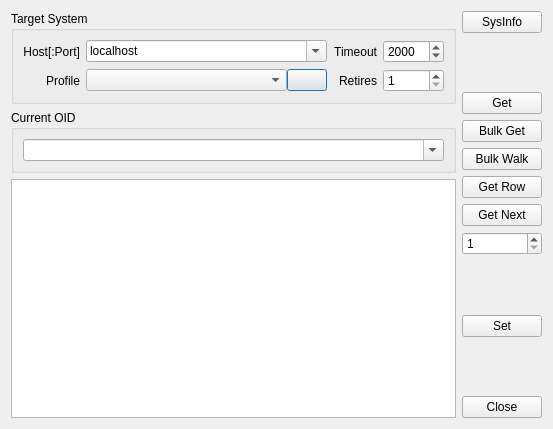
Above: views/snmpw/qMibGetValueDlg.ui from khomchenkovaa/QHostMonitor before the change. Below: the same form after it.
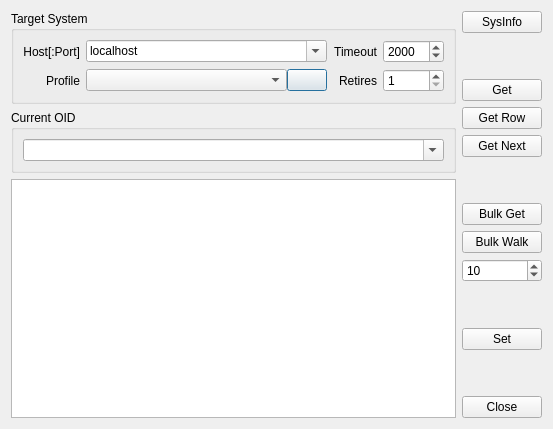
That is the form after the change. Icons and pictures are not drawn.

```diff
--- a/views/snmpw/qMibGetValueDlg.ui
+++ b/views/snmpw/qMibGetValueDlg.ui
@@ -181,20 +181,6 @@
        </property>
       </widget>
      </item>
-     <item>
-      <widget class="QPushButton" name="btnBulkGet">
-       <property name="text">
-        <string>Bulk Get</string>
-       </property>
-      </widget>
-     </item>
-     <item>
-      <widget class="QPushButton" name="btnBulkWalk">
-       <property name="text">
-        <string>Bulk Walk</string>
-       </property>
-      </widget>
-     </item>
      <item>
       <widget class="QPushButton" name="btnGetRow">
        <property name="text">
@@ -210,13 +196,43 @@
       </widget>
      </item>
      <item>
-      <widget class="QSpinBox" name="spinGetNext">
+      <spacer name="verticalSpacer_4">
+       <property name="orientation">
+        <enum>Qt::Vertical</enum>
+       </property>
+       <property name="sizeHint" stdset="0">
+        <size>
+         <width>20</width>
+         <height>40</height>
+        </size>
+       </property>
+      </spacer>
+     </item>
+     <item>
+      <widget class="QPushButton" name="btnBulkGet">
+       <property name="text">
+        <string>Bulk Get</string>
+       </property>
+      </widget>
+     </item>
+     <item>
+      <widget class="QPushButton" name="btnBulkWalk">
+       <property name="text">
+        <string>Bulk Walk</string>
+       </property>
+      </widget>
+     </item>
+     <item>
+      <widget class="QSpinBox" name="spinMaxRepetitions">
        <property name="minimum">
         <number>1</number>
        </property>
        <property name="maximum">
         <number>50</number>
        </property>
+       <property name="value">
+        <number>10</number>
+       </property>
       </widget>
      </item>
      <item>
```
